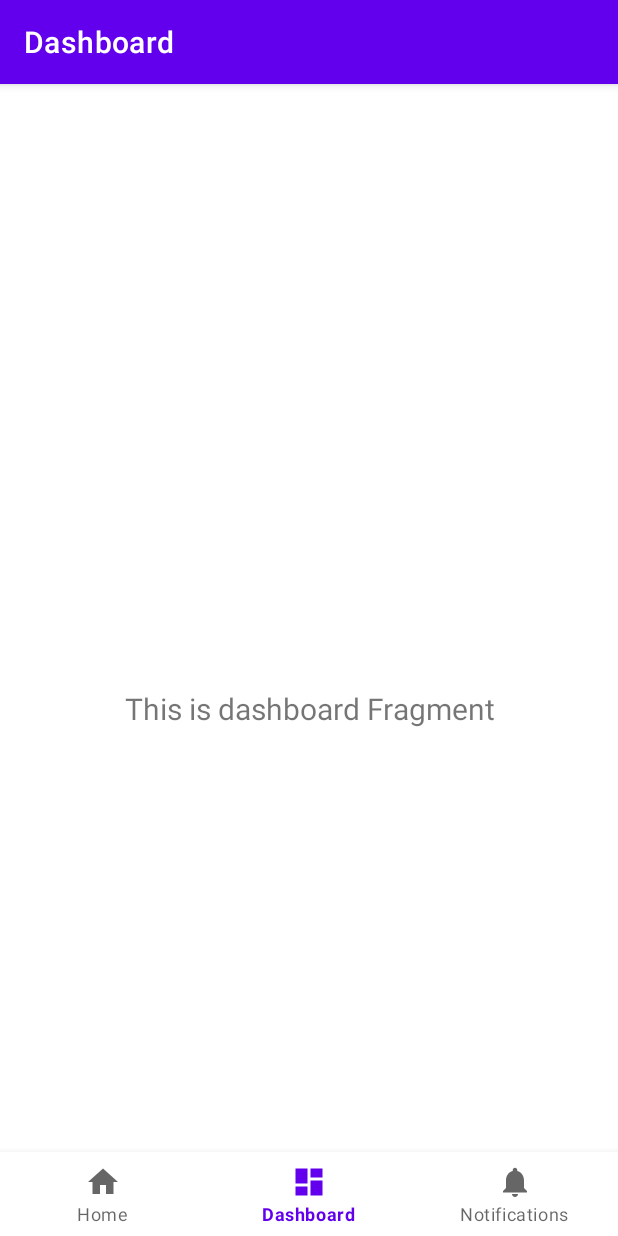
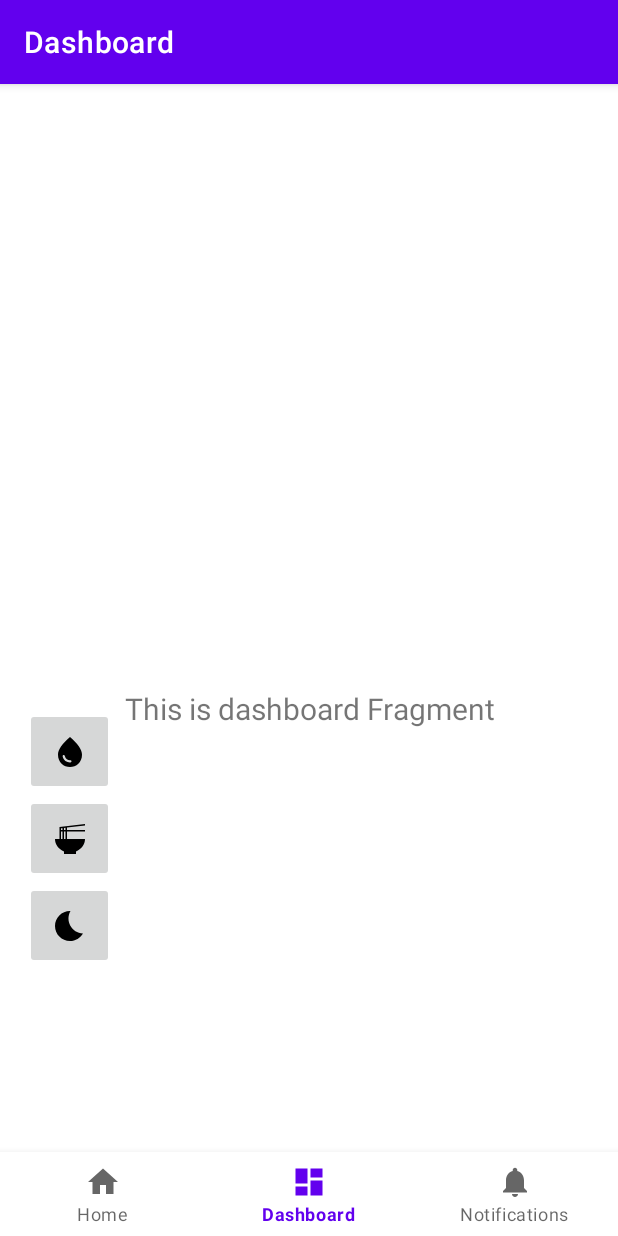
Before and after one commit to emilyallegretti/WellnessPal, an Android app: the screen it shows after launch (MainActivity), item 2 of the bottom bar chosen, on a phone screen of 412 x 824 dp. Run offline under Robolectric (Android 15) with nearby library versions, the phone set to English and light mode, and no system bars; our stand-ins replace navigation-ui.

Commit message:
feat: log buttons and fragment files, log messages

```diff
--- a/app/src/main/java/com/bignerdranch/android/wellnesspal/MainActivity.kt
+++ b/app/src/main/java/com/bignerdranch/android/wellnesspal/MainActivity.kt
@@ -1,6 +1,7 @@
 package com.bignerdranch.android.wellnesspal
 
 import android.os.Bundle
+import android.util.Log
 import com.google.android.material.bottomnavigation.BottomNavigationView
 import androidx.appcompat.app.AppCompatActivity
 import androidx.navigation.findNavController
@@ -9,11 +10,13 @@ import androidx.navigation.ui.setupActionBarWithNavController
 import androidx.navigation.ui.setupWithNavController
 import com.bignerdranch.android.wellnesspal.databinding.ActivityMainBinding
 
+private const val TAG = "MainActivity"
 class MainActivity : AppCompatActivity() {
 
     private lateinit var binding: ActivityMainBinding
 
     override fun onCreate(savedInstanceState: Bundle?) {
+        Log.d(TAG, "onCreate() called")
         super.onCreate(savedInstanceState)
 
         binding = ActivityMainBinding.inflate(layoutInflater)
@@ -31,5 +34,30 @@ class MainActivity : AppCompatActivity() {
         )
         setupActionBarWithNavController(navController, appBarConfiguration)
         navView.setupWithNavController(navController)
+
+    }
+    override fun onStart() {
+        super.onStart()
+        Log.d(TAG, "onStart() called")
+    }
+
+    override fun onResume() {
+        super.onResume()
+        Log.d(TAG, "onResume() called")
+    }
+
+    override fun onPause() {
+        super.onPause()
+        Log.d(TAG, "onPause() called")
+    }
+
+    override fun onStop() {
+        super.onStop()
+        Log.d(TAG, "onStop() called")
+    }
+
+    override fun onDestroy() {
+        super.onDestroy()
+        Log.d(TAG, "onDestroy() called")
     }
 }
--- /dev/null
+++ b/app/src/main/java/com/bignerdranch/android/wellnesspal/ui/foodlog/FoodLogFragment.kt
@@ -0,0 +1,4 @@
+package com.bignerdranch.android.wellnesspal.ui.foodlog
+
+class FoodLogFragment {
+}
--- /dev/null
+++ b/app/src/main/java/com/bignerdranch/android/wellnesspal/ui/foodlog/FoodLogViewModel.kt
@@ -0,0 +1,4 @@
+package com.bignerdranch.android.wellnesspal.ui.foodlog
+
+class FoodLogViewModel {
+}
--- a/app/src/main/java/com/bignerdranch/android/wellnesspal/ui/home/HomeFragment.kt
+++ b/app/src/main/java/com/bignerdranch/android/wellnesspal/ui/home/HomeFragment.kt
@@ -1,6 +1,8 @@
 package com.bignerdranch.android.wellnesspal.ui.home
 
+import android.content.Context
 import android.os.Bundle
+import android.util.Log
 import android.view.LayoutInflater
 import android.view.View
 import android.view.ViewGroup
@@ -9,6 +11,7 @@ import androidx.fragment.app.Fragment
 import androidx.lifecycle.ViewModelProvider
 import com.bignerdranch.android.wellnesspal.databinding.FragmentHomeBinding
 
+private const val TAG = "HomeFragment"
 class HomeFragment : Fragment() {
 
     private var _binding: FragmentHomeBinding? = null
@@ -32,11 +35,59 @@ class HomeFragment : Fragment() {
         homeViewModel.text.observe(viewLifecycleOwner) {
             textView.text = it
         }
+        Log.d(TAG, "OnCreateView() called")
         return root
     }
 
     override fun onDestroyView() {
+        Log.d(TAG, "OnDestroyView() called")
         super.onDestroyView()
         _binding = null
     }
+
+    override fun onViewCreated(view: View, savedInstanceState: Bundle?) {
+        super.onViewCreated(view, savedInstanceState)
+        Log.d(TAG, "OnViewCreated() CALLED")
+    }
+
+    override fun onCreate(savedInstanceState: Bundle?) {
+        super.onCreate(savedInstanceState)
+        Log.d(TAG, "OnCreate() called")
+    }
+
+    override fun onStart() {
+        super.onStart()
+        Log.d(TAG, "OnStart() called")
+    }
+
+    override fun onResume() {
+        super.onResume()
+        Log.d(TAG, "OnResume() called")
+    }
+
+    override fun onDestroy() {
+        super.onDestroy()
+        Log.d(TAG, "OnDestroy() called")
+    }
+
+    override fun onAttach(context: Context) {
+        super.onAttach(context)
+        Log.d(TAG, "OnAttach() called")
+    }
+
+    override fun onDetach() {
+        super.onDetach()
+        Log.d(TAG, "OnDetach() called")
+    }
+
+    override fun onPause() {
+        super.onPause()
+        Log.d(TAG, "OnPause() called")
+    }
+
+    override fun onStop() {
+        super.onStop()
+        Log.d(TAG, "OnStop() called")
+    }
+
 }
--- /dev/null
+++ b/app/src/main/java/com/bignerdranch/android/wellnesspal/ui/sleeplog/SleepLogFragment.kt
@@ -0,0 +1,4 @@
+package com.bignerdranch.android.wellnesspal.ui.sleeplog
+
+class SleepLogFragment {
+}
--- /dev/null
+++ b/app/src/main/java/com/bignerdranch/android/wellnesspal/ui/sleeplog/SleepLogViewModel.kt
@@ -0,0 +1,4 @@
+package com.bignerdranch.android.wellnesspal.ui.sleeplog
+
+class SleepLogViewModel {
+}
--- /dev/null
+++ b/app/src/main/java/com/bignerdranch/android/wellnesspal/ui/waterlog/WaterLogFragment.kt
@@ -0,0 +1,4 @@
+package com.bignerdranch.android.wellnesspal.ui.waterlog
+
+class WaterLogFragment {
+}
--- /dev/null
+++ b/app/src/main/java/com/bignerdranch/android/wellnesspal/ui/waterlog/WaterLogViewModel.kt
@@ -0,0 +1,4 @@
+package com.bignerdranch.android.wellnesspal.ui.waterlog
+
+class WaterLogViewModel {
+}
--- /dev/null
+++ b/app/src/main/res/drawable/sleep_log_icon.xml
@@ -0,0 +1,5 @@
+<vector android:height="24dp" android:tint="#000000"
+    android:viewportHeight="24" android:viewportWidth="24"
+    android:width="24dp" xmlns:android="http://schemas.android.com/apk/res/android">
+    <path android:fillColor="@android:color/white" android:pathData="M12.34,2.02C6.59,1.82 2,6.42 2,12c0,5.52 4.48,10 10,10c3.71,0 6.93,-2.02 8.66,-5.02C13.15,16.73 8.57,8.55 12.34,2.02z"/>
+</vector>
--- a/app/src/main/res/layout/activity_main.xml
+++ b/app/src/main/res/layout/activity_main.xml
@@ -1,10 +1,44 @@
 <?xml version="1.0" encoding="utf-8"?>
 <androidx.constraintlayout.widget.ConstraintLayout xmlns:android="http://schemas.android.com/apk/res/android"
     xmlns:app="http://schemas.android.com/apk/res-auto"
+    xmlns:tools="http://schemas.android.com/tools"
     android:id="@+id/container"
     android:layout_width="match_parent"
     android:layout_height="match_parent"
     android:paddingTop="?attr/actionBarSize">
+
+        <ImageButton
+            android:id="@+id/foodLogButton"
+            android:layout_width="59dp"
+            android:layout_height="58dp"
+            android:layout_marginEnd="336dp"
+            android:layout_marginBottom="236dp"
+            android:src="@drawable/food_log_icon_v2"
+            app:layout_constraintBottom_toBottomOf="parent"
+            app:layout_constraintEnd_toEndOf="parent" />
+
+
+    <ImageButton
+        android:id="@+id/waterLogButton"
+        android:layout_width="59dp"
+        android:layout_height="58dp"
+        android:layout_marginEnd="336dp"
+        android:src="@drawable/water_log_icon"
+        app:layout_constraintBottom_toTopOf="@+id/foodLogButton"
+        app:layout_constraintEnd_toEndOf="parent"
+        app:layout_constraintTop_toTopOf="parent"
+        app:layout_constraintVertical_bias="1.0" />
+
+    <ImageButton
+        android:id="@+id/sleepLogButton"
+        android:layout_width="59dp"
+        android:layout_height="58dp"
+        android:layout_marginEnd="336dp"
+        android:src="@drawable/sleep_log_icon"
+        app:layout_constraintBottom_toBottomOf="parent"
+        app:layout_constraintEnd_toEndOf="parent"
+        app:layout_constraintTop_toBottomOf="@+id/foodLogButton"
+        app:layout_constraintVertical_bias="0.0" />
 
     <com.google.android.material.bottomnavigation.BottomNavigationView
         android:id="@+id/nav_view"
@@ -19,6 +53,8 @@
         app:menu="@menu/bottom_nav_menu" />
 
     <fragment
+        xmlns:android="http://schemas.android.com/apk/res/android"
+        xmlns:tools="http://schemas.android.com/tools"
         android:id="@+id/nav_host_fragment_activity_main"
         android:name="androidx.navigation.fragment.NavHostFragment"
         android:layout_width="match_parent"
--- /dev/null
+++ b/app/src/main/res/layout/fragment_food_log.xml
@@ -0,0 +1,6 @@
+<?xml version="1.0" encoding="utf-8"?>
+<androidx.constraintlayout.widget.ConstraintLayout xmlns:android="http://schemas.android.com/apk/res/android"
+    android:layout_width="match_parent"
+    android:layout_height="match_parent">
+
+</androidx.constraintlayout.widget.ConstraintLayout>
--- /dev/null
+++ b/app/src/main/res/layout/fragment_sleep_log.xml
@@ -0,0 +1,6 @@
+<?xml version="1.0" encoding="utf-8"?>
+<androidx.constraintlayout.widget.ConstraintLayout xmlns:android="http://schemas.android.com/apk/res/android"
+    android:layout_width="match_parent"
+    android:layout_height="match_parent">
+
+</androidx.constraintlayout.widget.ConstraintLayout>
--- /dev/null
+++ b/app/src/main/res/layout/fragment_water_log.xml
@@ -0,0 +1,6 @@
+<?xml version="1.0" encoding="utf-8"?>
+<androidx.constraintlayout.widget.ConstraintLayout xmlns:android="http://schemas.android.com/apk/res/android"
+    android:layout_width="match_parent"
+    android:layout_height="match_parent">
+
+</androidx.constraintlayout.widget.ConstraintLayout>
```
Also changed, not shown: app/src/main/res/drawable/food_log_icon.xml (renamed from app/src/main/res/drawable/baseline_fastfood_24.xml), app/src/main/res/drawable/food_log_icon_v2.xml (renamed from app/src/main/res/drawable/baseline_ramen_dining_24.xml), app/src/main/res/drawable/resources_icon.xml (renamed from app/src/main/res/drawable/baseline_menu_book_24.xml), app/src/main/res/drawable/water_log_icon.xml (renamed from app/src/main/res/drawable/baseline_water_drop_24.xml).
